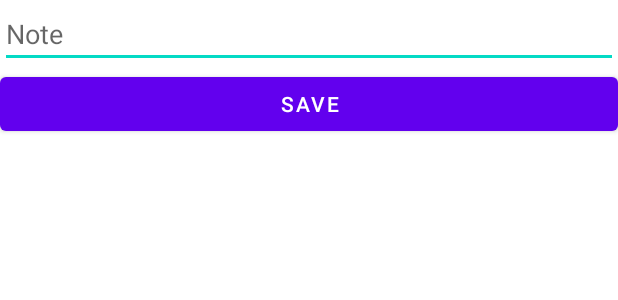
After one commit to r0r-5chach/CSY2061-assignment-1, an Android app: the layout edit_dialog.xml on its own in the app's theme, with its tools: preview values and no code run, on a phone screen of 412 x 824 dp. The commit adds this screen. Shown: the top 300 px of the screen. Run offline under Robolectric (Android 15) with nearby library versions, the phone set to English and light mode, and no system bars.

Commit message:
upto edit

```diff
--- a/app/build.gradle
+++ b/app/build.gradle
@@ -8,7 +8,7 @@ android {
 
     defaultConfig {
         applicationId "xyz.r0r5chach.cpsAssist"
-        minSdk 26
+        minSdk 29
         targetSdk 33
         versionCode 1
         versionName "1.0"
--- a/app/src/main/java/xyz/r0r5chach/cpsAssist/login/BtnOnClickListener.java
+++ b/app/src/main/java/xyz/r0r5chach/cpsAssist/login/BtnOnClickListener.java
@@ -8,7 +8,6 @@ import android.widget.Toast;
 
 import xyz.r0r5chach.cpsAssist.ArrayTools;
 import xyz.r0r5chach.cpsAssist.notes.NotesActivity;
-
 /**
  * This Class defines the definition of the OnCLickListener for the LoginActivity
  * @author r0r5chach
@@ -112,7 +111,7 @@ public class BtnOnClickListener implements View.OnClickListener{
      */
     private boolean isUser(String[] inputs) {
         for (String[] user: users) {
-            if (inputs[0].equals(user[0]) || inputs[1].equals(user[1])) {
+            if (inputs[0].equals(user[0]) && inputs[1].equals(user[1])) {
                 return true;
             }
         }
--- a/app/src/main/java/xyz/r0r5chach/cpsAssist/notes/ButtonID.java
+++ /dev/null
@@ -1,5 +0,0 @@
-package xyz.r0r5chach.cpsAssist.notes;
-
-public enum ButtonID {
-    ADD_BUTTON;
-}
--- a/app/src/main/java/xyz/r0r5chach/cpsAssist/notes/NotesActivity.java
+++ b/app/src/main/java/xyz/r0r5chach/cpsAssist/notes/NotesActivity.java
@@ -5,6 +5,7 @@ import androidx.recyclerview.widget.LinearLayoutManager;
 import androidx.recyclerview.widget.RecyclerView;
 
 import android.os.Bundle;
+import android.widget.TextView;
 
 import xyz.r0r5chach.cpsAssist.R;
 
@@ -21,8 +22,9 @@ public class NotesActivity extends AppCompatActivity {
 
     private void initRecycler() {
         RecyclerView list = findViewById(R.id.notesList);
-        adapter = new Adapter(getFilesDir(), getIntent().getStringExtra("username"));
+        adapter = new Adapter(getExternalFilesDir(null), getIntent().getStringExtra("username"));
         list.setAdapter(adapter);
         list.setLayoutManager(new LinearLayoutManager(this));
+        adapter.notifyItemRangeChanged(0, adapter.getItemCount());
     }
 }
--- a/app/src/main/res/layout/activity_notes.xml
+++ b/app/src/main/res/layout/activity_notes.xml
@@ -20,4 +20,5 @@
         android:layout_height="match_parent">
 
     </androidx.recyclerview.widget.RecyclerView>
+
 </RelativeLayout>
--- /dev/null
+++ b/app/src/main/res/layout/edit_dialog.xml
@@ -0,0 +1,22 @@
+<?xml version="1.0" encoding="utf-8"?>
+<LinearLayout xmlns:android="http://schemas.android.com/apk/res/android"
+    android:layout_width="match_parent"
+    android:layout_height="match_parent"
+    android:orientation="vertical">
+
+    <EditText
+        android:id="@+id/editTextTextMultiLine"
+        android:layout_width="match_parent"
+        android:layout_height="wrap_content"
+        android:ems="10"
+        android:gravity="start|top"
+        android:inputType="textMultiLine"
+        android:autofillHints=""
+        android:hint="@string/note_edit_hint"/>
+
+    <Button
+        android:id="@+id/button"
+        android:layout_width="match_parent"
+        android:layout_height="wrap_content"
+        android:text="@string/saveButtonText" />
+</LinearLayout>
--- a/app/src/main/res/values-night/themes.xml
+++ b/app/src/main/res/values-night/themes.xml
@@ -13,4 +13,8 @@
         <item name="android:statusBarColor">?attr/colorPrimaryVariant</item>
         <!-- Customize your theme here. -->
     </style>
+    <style name="edit_dialog">
+        <item name="android:background">@color/white</item>
+        <item name="android:textColor">@color/black</item>
+    </style>
 </resources>
--- a/app/src/main/res/values/strings.xml
+++ b/app/src/main/res/values/strings.xml
@@ -8,4 +8,8 @@
     <string name="title_activity_notes">NotesActivity</string>
     <!-- Notes View -->
     <string name="addButtonText">Add</string>
+    <string name="editButtonText">Edit</string>
+    <string name="deleteButtonText">Delete</string>
+    <string name="note_edit_hint">Note</string>
+    <string name="saveButtonText">Save</string>
 </resources>
--- a/app/src/main/res/values/themes.xml
+++ b/app/src/main/res/values/themes.xml
@@ -19,4 +19,8 @@
     </style>
     <style name="Theme.CpsAssist.AppBarOverlay" parent="ThemeOverlay.AppCompat.Dark.ActionBar" />
     <style name="Theme.CpsAssist.PopupOverlay" parent="ThemeOverlay.AppCompat.Light" />
+    <style name="edit_dialog">
+        <item name="android:background">@color/black</item>
+        <item name="android:textColor">@color/white</item>
+    </style>
 </resources>
```
Also changed, not shown: app/src/main/java/xyz/r0r5chach/cpsAssist/login/LoginActivity.java (+9 -1 lines), app/src/main/java/xyz/r0r5chach/cpsAssist/notes/Adapter.java (+17 -3 lines), app/src/main/java/xyz/r0r5chach/cpsAssist/notes/BtnID.java (added, +7 -0 lines), app/src/main/java/xyz/r0r5chach/cpsAssist/notes/BtnOnClickListener.java (+51 -7 lines), app/src/main/java/xyz/r0r5chach/cpsAssist/notes/Notes.java (+38 -9 lines), app/src/main/res/layout/notes_item.xml (+15 -1 lines).
